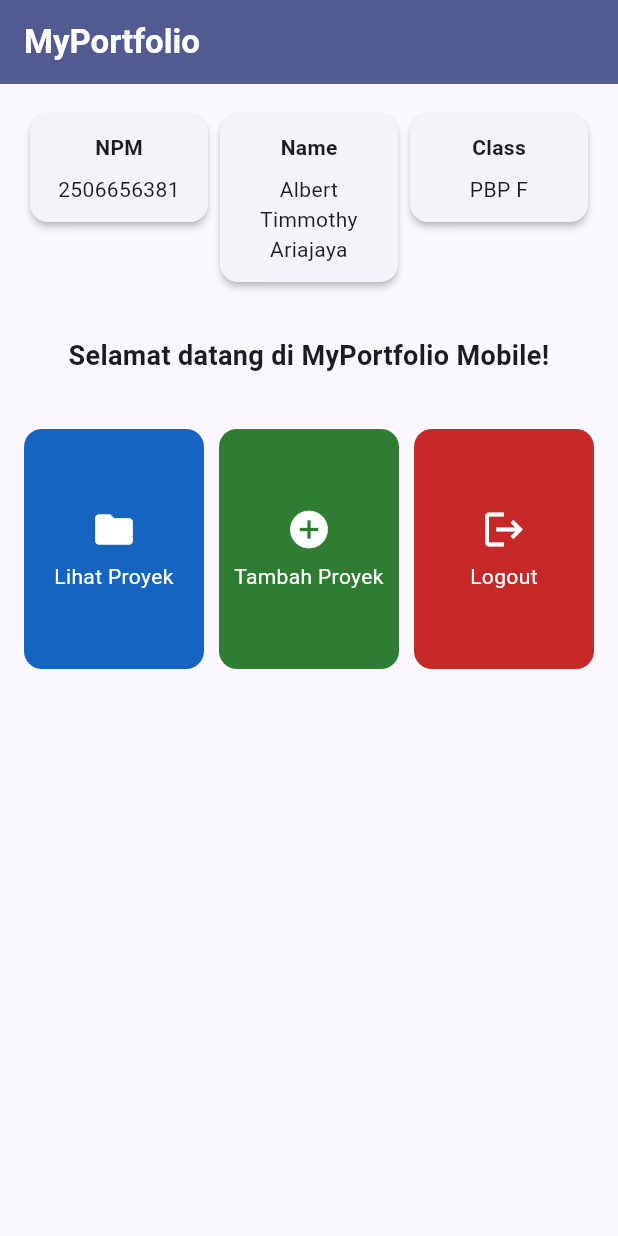
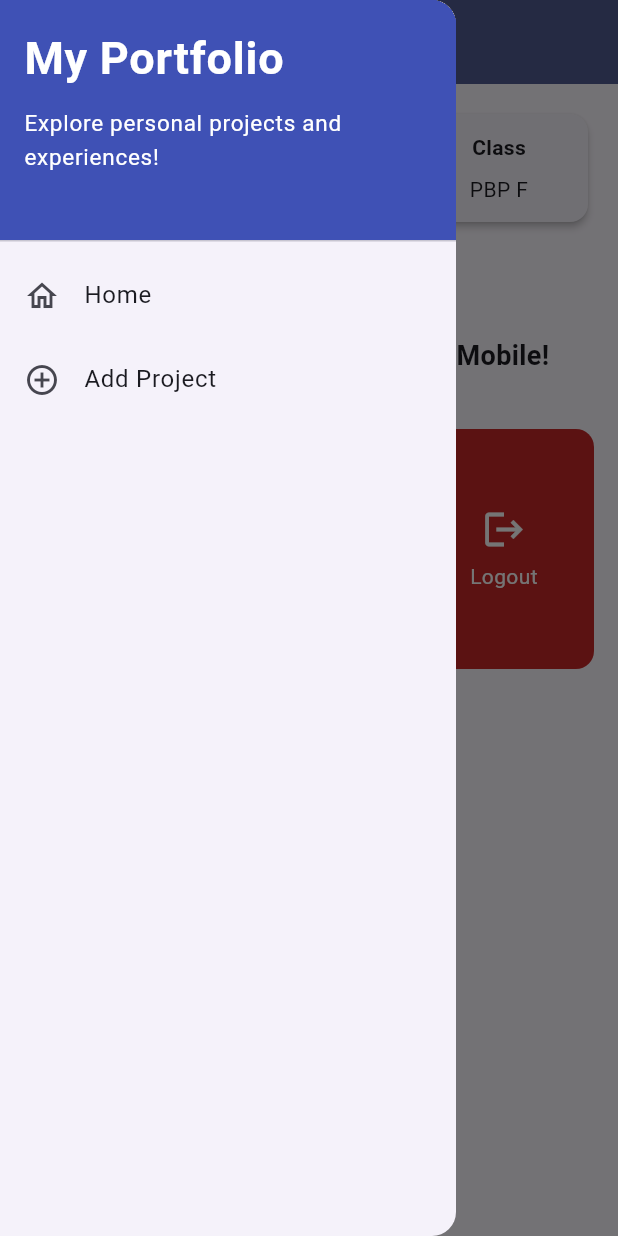
Before and after one commit to Albert-Timmothy/myportofolio_mobile, a Flutter app: the screen it shows after launch, with the side drawer open (before the commit the screen has no drawer), on a phone screen of 412 x 824 dp. Run offline on Flutter 3.47's test engine with Material 3 defaults, Android fonts, the phone set to English and light mode, and no system bars.

Commit message:
feat: Menyelesaikan tutorial 9

```diff
--- a/lib/main.dart
+++ b/lib/main.dart
@@ -1,6 +1,6 @@
 import 'package:flutter/material.dart';
 
-import 'menu.dart';
+import 'package:myportofolio_mobile/screens/menu.dart';
 
 void main() {
   runApp(const MyApp());
--- /dev/null
+++ b/lib/screens/menu.dart
@@ -0,0 +1,106 @@
+import 'package:flutter/material.dart';
+import 'package:myportofolio_mobile/widgets/left_drawer.dart';
+import 'package:myportofolio_mobile/widgets/project_card.dart';
+
+class MyHomePage extends StatelessWidget {
+  const MyHomePage({super.key});
+
+  final String npm = '2506656381';
+  final String nama = 'Albert Timmothy Ariajaya';
+  final String kelas = 'PBP F';
+
+  static const List<ItemHomepage> items = [
+    ItemHomepage('Lihat Proyek', Icons.folder, Color(0xFF1565C0)),
+    ItemHomepage('Tambah Proyek', Icons.add_circle, Color(0xFF2E7D32)),
+    ItemHomepage('Logout', Icons.logout, Color(0xFFC62828)),
+  ];
+
+  @override
+  Widget build(BuildContext context) {
+    final colors = Theme.of(context).colorScheme;
+    return Scaffold(
+      appBar: AppBar(
+        title: const Text(
+          'MyPortfolio',
+          style: TextStyle(fontWeight: FontWeight.bold),
+        ),
+        backgroundColor: colors.primary,
+        foregroundColor: colors.onPrimary,
+      ),
+      drawer: const LeftDrawer(),
+      body: SingleChildScrollView(
+        padding: const EdgeInsets.all(16),
+        child: Column(
+          children: [
+            Row(
+              crossAxisAlignment: CrossAxisAlignment.start,
+              children: [
+                Expanded(
+                  child: InfoCard(title: 'NPM', content: npm),
+                ),
+                Expanded(
+                  child: InfoCard(title: 'Name', content: nama),
+                ),
+                Expanded(
+                  child: InfoCard(title: 'Class', content: kelas),
+                ),
+              ],
+            ),
+            const Padding(
+              padding: EdgeInsets.only(top: 32, bottom: 16),
+              child: Text(
+                'Selamat datang di MyPortfolio Mobile!',
+                textAlign: TextAlign.center,
+                style: TextStyle(fontWeight: FontWeight.bold, fontSize: 18),
+              ),
+            ),
+            GridView.count(
+              crossAxisCount: 3,
+              crossAxisSpacing: 10,
+              mainAxisSpacing: 10,
+              mainAxisExtent: 160,
+              padding: const EdgeInsets.symmetric(vertical: 20),
+              shrinkWrap: true,
+              physics: const NeverScrollableScrollPhysics(),
+              children: items.map((item) => ItemCard(item)).toList(),
+            ),
+          ],
+        ),
+      ),
+    );
+  }
+}
+
+class InfoCard extends StatelessWidget {
+  final String title;
+  final String content;
+
+  const InfoCard({super.key, required this.title, required this.content});
+
+  @override
+  Widget build(BuildContext context) {
+    return Card(
+      elevation: 2,
+      child: Padding(
+        padding: const EdgeInsets.all(12),
+        child: Column(
+          children: [
+            Text(title, style: const TextStyle(fontWeight: FontWeight.bold)),
+            const SizedBox(height: 8),
+            Text(content, textAlign: TextAlign.center),
+          ],
+        ),
+      ),
+    );
+  }
+}
+
+class ItemHomepage {
+  final String name;
+  final IconData icon;
+
+  // Warna merupakan data tiap menu, bukan percabangan di widget kartu.
+  final Color color;
+
+  const ItemHomepage(this.name, this.icon, this.color);
+}
--- /dev/null
+++ b/lib/widgets/left_drawer.dart
@@ -0,0 +1,69 @@
+import 'package:flutter/material.dart';
+import 'package:myportofolio_mobile/screens/menu.dart';
+import 'package:myportofolio_mobile/screens/project_form.dart';
+
+class LeftDrawer extends StatelessWidget {
+  const LeftDrawer({super.key});
+
+  @override
+  Widget build(BuildContext context) {
+    return Drawer(
+      child: ListView(
+        children: [
+          const DrawerHeader(
+            decoration: BoxDecoration(
+              color: Colors.indigo,
+            ),
+            child: Column(
+              crossAxisAlignment: CrossAxisAlignment.start,
+              children: [
+                Text(
+                  'My Portfolio',
+                  style: TextStyle(
+                    fontSize: 30,
+                    fontWeight: FontWeight.bold,
+                    color: Colors.white,
+                  ),
+                ),
+                SizedBox(height: 10),
+                Text(
+                  'Explore personal projects and experiences!',
+                  style: TextStyle(
+                    fontSize: 15,
+                    color: Colors.white,
+                  ),
+                ),
+              ],
+            ),
+          ),
+          ListTile(
+            leading: const Icon(Icons.home_outlined),
+            title: const Text('Home'),
+            // Navigasi ke halaman utama portofolio
+            onTap: () {
+              Navigator.pushReplacement(
+                context,
+                MaterialPageRoute(
+                  builder: (context) => const MyHomePage(),
+                ),
+              );
+            },
+          ),
+          ListTile(
+            leading: const Icon(Icons.add_circle_outline),
+            title: const Text('Add Project'),
+            // Navigasi ke halaman tambah proyek
+            onTap: () {
+              Navigator.pushReplacement(
+                context,
+                MaterialPageRoute(
+                  builder: (context) => const ProjectFormPage(),
+                ),
+              );
+            },
+          ),
+        ],
+      ),
+    );
+  }
+}
--- /dev/null
+++ b/lib/widgets/project_card.dart
@@ -0,0 +1,56 @@
+import 'package:flutter/material.dart';
+import 'package:myportofolio_mobile/screens/menu.dart';
+import 'package:myportofolio_mobile/screens/project_form.dart';
+
+class ItemCard extends StatelessWidget {
+  final ItemHomepage item;
+
+  const ItemCard(this.item, {super.key});
+
+  @override
+  Widget build(BuildContext context) {
+    return Material(
+      color: item.color,
+      borderRadius: BorderRadius.circular(12),
+      clipBehavior: Clip.antiAlias,
+      child: InkWell(
+        // Area responsif terhadap sentuhan
+        onTap: () {
+          // Memunculkan SnackBar ketika diklik
+          ScaffoldMessenger.of(context)
+            ..hideCurrentSnackBar()
+            ..showSnackBar(
+              SnackBar(
+                content: Text('Kamu telah menekan tombol ${item.name}!'),
+              ),
+            );
+
+          // Navigate ke halaman yang sesuai
+          if (item.name == 'Tambah Proyek') {
+            Navigator.push(
+              context,
+              MaterialPageRoute(
+                builder: (context) => const ProjectFormPage(),
+              ),
+            );
+          }
+        },
+        child: Padding(
+          padding: const EdgeInsets.all(8),
+          child: Column(
+            mainAxisAlignment: MainAxisAlignment.center,
+            children: [
+              Icon(item.icon, color: Colors.white, size: 30),
+              const SizedBox(height: 6),
+              Text(
+                item.name,
+                textAlign: TextAlign.center,
+                style: const TextStyle(color: Colors.white),
+              ),
+            ],
+          ),
+        ),
+      ),
+    );
+  }
+}
```
Also changed, not shown: lib/screens/project_form.dart (added, +223 -0 lines).
